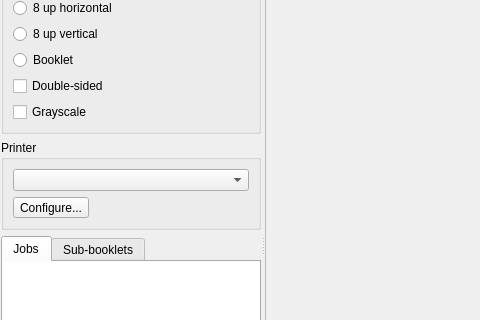
Above: gui/mainwindow.ui from Boomaga/boomaga before the change; both pictures show x 0 to 480 and y 183 to 503 of the 1188 by 830 pixel window. Below: the same form after it.
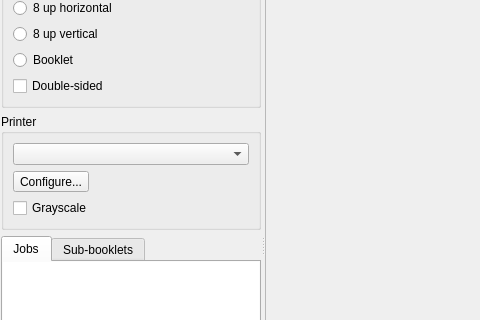
That is the form after the change. Custom widgets are drawn as their Qt base class.

Commit message: Multithread grayscale converter

```diff
--- a/gui/mainwindow.ui
+++ b/gui/mainwindow.ui
@@ -117,16 +117,6 @@
              </property>
             </widget>
            </item>
-           <item>
-            <widget class="QCheckBox" name="grayscaleCbx">
-             <property name="toolTip">
-              <string comment="MainForm::Grayscale checkbox tooltip">Print in grayscale</string>
-             </property>
-             <property name="text">
-              <string comment="MainForm::Grayscale checkbox">Grayscale</string>
-             </property>
-            </widget>
-           </item>
           </layout>
          </widget>
         </item>
@@ -149,6 +139,16 @@
              </property>
             </widget>
            </item>
+           <item>
+            <widget class="QCheckBox" name="grayscaleCbx">
+             <property name="toolTip">
+              <string comment="MainForm::Grayscale checkbox tooltip">Print in grayscale</string>
+             </property>
+             <property name="text">
+              <string comment="MainForm::Grayscale checkbox">Grayscale</string>
+             </property>
+            </widget>
+           </item>
           </layout>
          </widget>
         </item>
```
Left out of the diff: 2 changed lines with no effect on the pictures. The commit also changes 5 other files.
